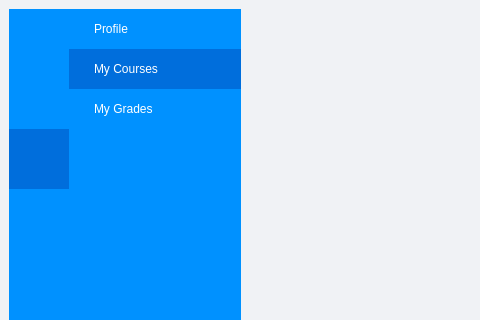
This is LMS Qt Project/Moodle/studentview.ui in Nakuehe/Group_4 as Qt 5 draws it before an edit; both pictures show x 0 to 480 and y 0 to 320 of the 956 by 614 pixel window. The edited form follows.
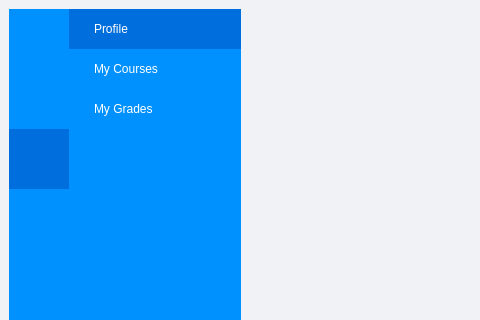
This is the edited form. Icons and pictures are not drawn.

What changed in the file:
```diff
--- a/LMS Qt Project/Moodle/studentview.ui
+++ b/LMS Qt Project/Moodle/studentview.ui
@@ -364,6 +364,9 @@
            <property name="checkable">
             <bool>true</bool>
            </property>
+           <property name="checked">
+            <bool>true</bool>
+           </property>
            <property name="autoExclusive">
             <bool>true</bool>
            </property>
@@ -412,7 +415,7 @@
             <bool>true</bool>
            </property>
            <property name="checked">
-            <bool>true</bool>
+            <bool>false</bool>
            </property>
            <property name="autoExclusive">
             <bool>true</bool>
```
